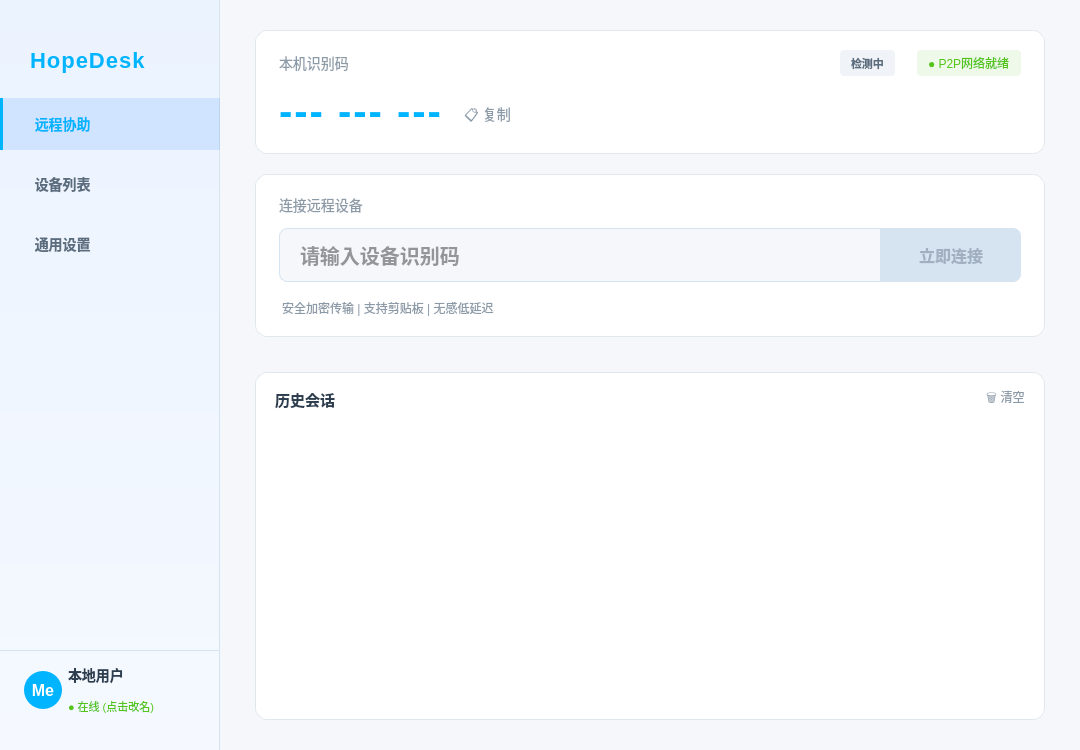
HopeTiga/HopeDesk, file HopeDeskNative/mainwindow.ui: the form before one commit.
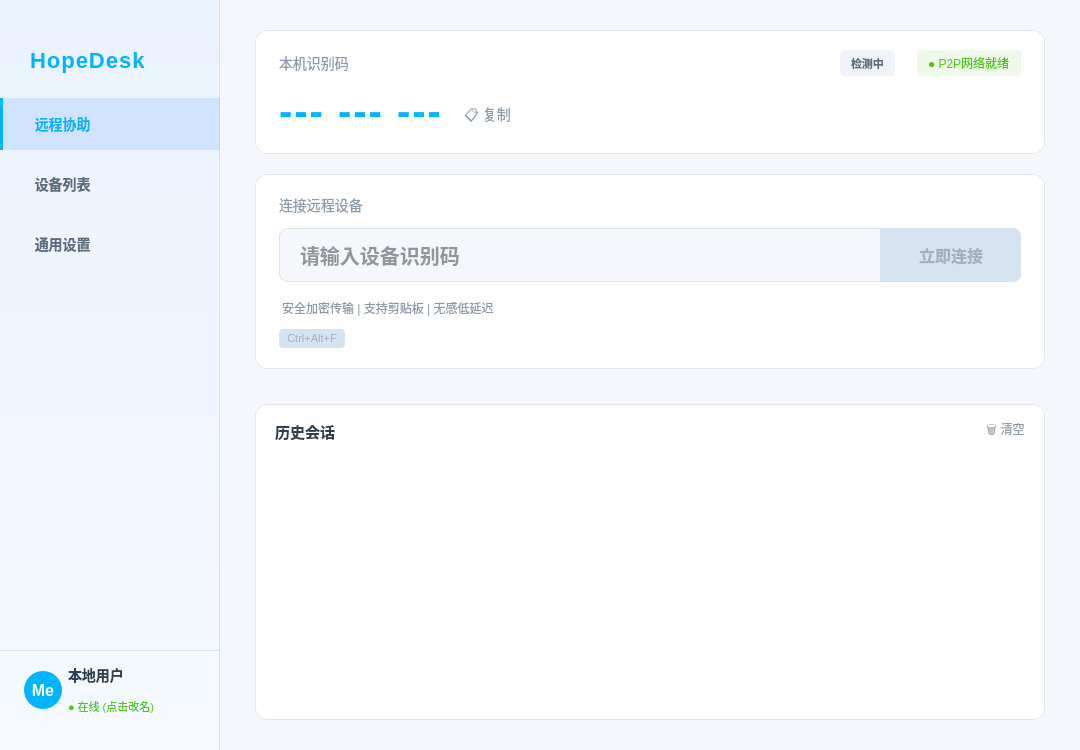
The form after the commit.

Diff of the .ui file:
```diff
--- a/HopeDeskNative/mainwindow.ui
+++ b/HopeDeskNative/mainwindow.ui
@@ -614,6 +614,58 @@
              </property>
             </widget>
            </item>
+           <item>
+            <layout class="QHBoxLayout" name="horizontalLayout_CtrlAltF">
+             <property name="spacing">
+              <number>10</number>
+             </property>
+             <item>
+              <widget class="QPushButton" name="btnSendCtrlAltF">
+               <property name="enabled">
+                <bool>false</bool>
+               </property>
+               <property name="cursor">
+                <cursorShape>PointingHandCursor</cursorShape>
+               </property>
+               <property name="sizePolicy">
+                <sizepolicy hsizetype="Fixed" vsizetype="Fixed">
+                 <horstretch>0</horstretch>
+                 <verstretch>0</verstretch>
+                </sizepolicy>
+               </property>
+               <property name="styleSheet">
+                <string notr="true">QPushButton { background-color: #4A90D9; color: white; border: none; border-radius: 4px; padding: 3px 8px; font-size: 11px; } QPushButton:hover { background-color: #5BA0E8; } QPushButton:pressed { background-color: #3A78C0; padding-top: 4px; padding-bottom: 2px; } QPushButton:disabled { background-color: #D6E3F0; color: #A0B0C0; }</string>
+               </property>
+               <property name="text">
+                <string>Ctrl+Alt+F</string>
+               </property>
+              </widget>
+             </item>
+             <item>
+              <widget class="QLabel" name="labelCodecStatus">
+               <property name="styleSheet">
+                <string notr="true">color: #10B981; font-size: 12px;</string>
+               </property>
+               <property name="text">
+                <string/>
+               </property>
+              </widget>
+             </item>
+             <item>
+              <spacer name="horizontalSpacer_CtrlAltF">
+               <property name="orientation">
+                <enum>Qt::Orientation::Horizontal</enum>
+               </property>
+               <property name="sizeHint" stdset="0">
+                <size>
+                 <width>40</width>
+                 <height>20</height>
+                </size>
+               </property>
+              </spacer>
+             </item>
+            </layout>
+           </item>
           </layout>
          </widget>
         </item>
```
Left out of the diff: 30 changed lines with no effect on the pictures.
